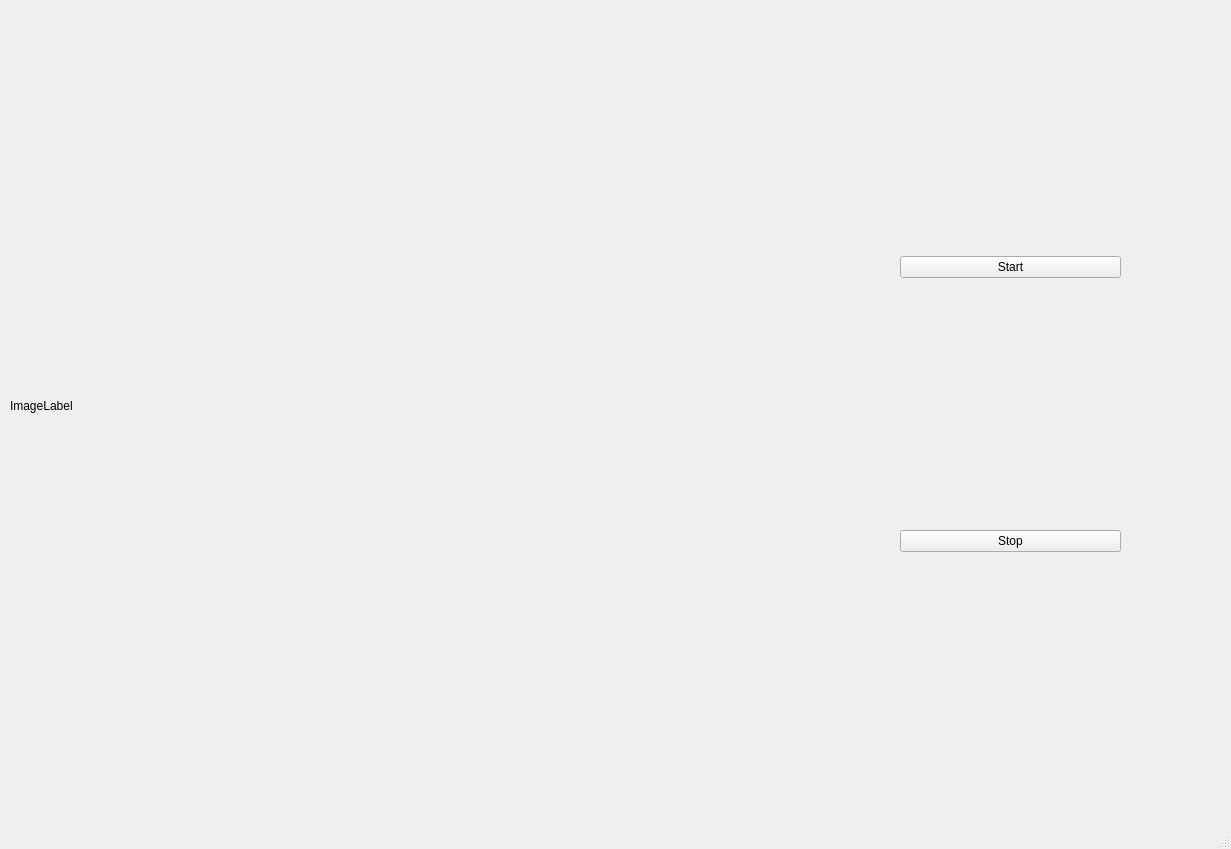
First picture: the form in ui/qtcart.ui, repository Marco-ardu/DetectScraw, before the edit.
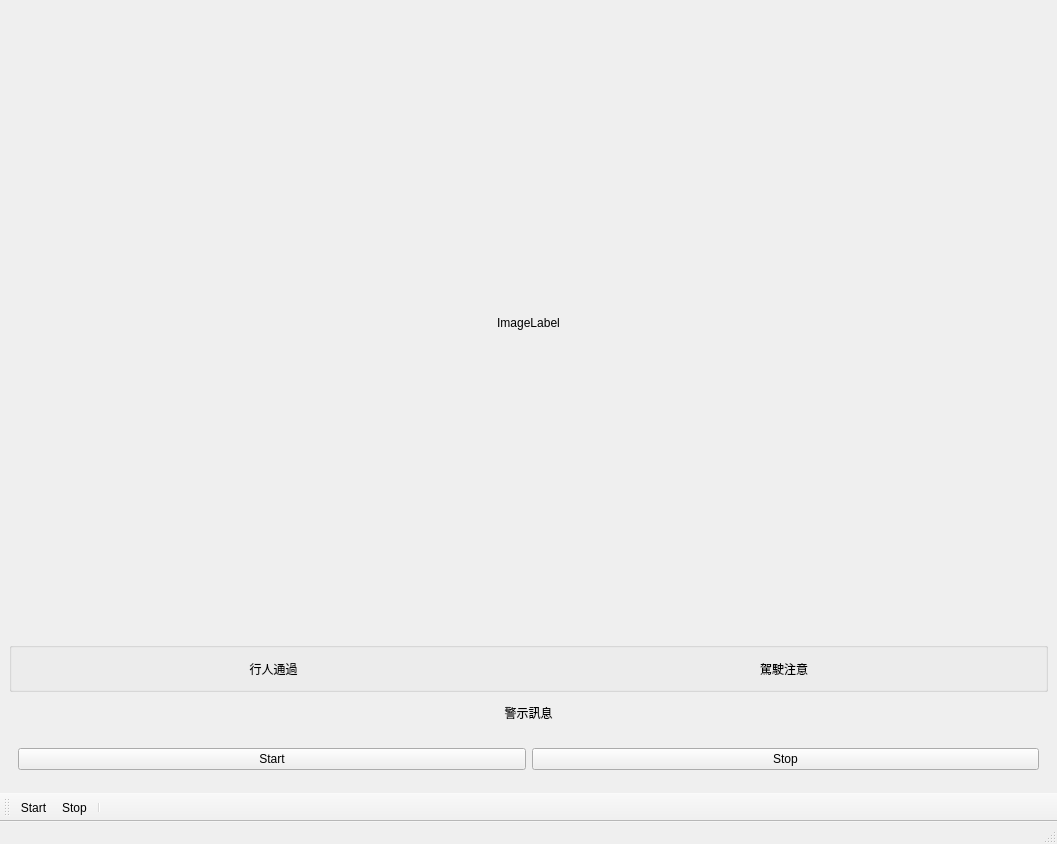
Second picture: the form after the edit. Icons and pictures are not drawn.

Diff of the .ui file:
```diff
--- a/ui/qtcart.ui
+++ b/ui/qtcart.ui
@@ -6,43 +6,90 @@
    <rect>
     <x>0</x>
     <y>0</y>
-    <width>1231</width>
-    <height>849</height>
+    <width>1057</width>
+    <height>844</height>
    </rect>
   </property>
   <property name="windowTitle">
    <string>MainWindow</string>
   </property>
   <widget class="QWidget" name="centralwidget">
-   <widget class="QWidget" name="horizontalLayoutWidget">
-    <property name="geometry">
-     <rect>
-      <x>10</x>
-      <y>10</y>
-      <width>881</width>
-      <height>791</height>
-     </rect>
-    </property>
-    <layout class="QHBoxLayout" name="horizontalLayout">
+   <layout class="QGridLayout" name="gridLayout">
+    <item row="0" column="0">
+     <layout class="QVBoxLayout" name="verticalLayout">
      <item>
       <widget class="QLabel" name="ImageLabel">
+        <property name="sizePolicy">
+         <sizepolicy hsizetype="Preferred" vsizetype="Preferred">
+          <horstretch>0</horstretch>
+          <verstretch>0</verstretch>
+         </sizepolicy>
+        </property>
        <property name="text">
         <string>ImageLabel</string>
        </property>
+        <property name="alignment">
+         <set>Qt::AlignCenter</set>
+        </property>
+       </widget>
+      </item>
+      <item>
+       <widget class="QGroupBox" name="horizontalGroupBox">
+        <property name="maximumSize">
+         <size>
+          <width>16777215</width>
+          <height>50</height>
+         </size>
+        </property>
+        <layout class="QHBoxLayout" name="horizontalLayout_2">
+         <item>
+          <widget class="QLabel" name="LabelPedestrian">
+           <property name="text">
+            <string>行人通過</string>
+           </property>
+           <property name="alignment">
+            <set>Qt::AlignCenter</set>
+           </property>
+          </widget>
+         </item>
+         <item>
+          <widget class="QLabel" name="LabelDriver">
+           <property name="text">
+            <string>駕駛注意</string>
+           </property>
+           <property name="alignment">
+            <set>Qt::AlignCenter</set>
+           </property>
       </widget>
      </item>
     </layout>
    </widget>
-   <widget class="QWidget" name="verticalLayoutWidget">
-    <property name="geometry">
-     <rect>
-      <x>900</x>
-      <y>10</y>
-      <width>221</width>
-      <height>789</height>
-     </rect>
-    </property>
-    <layout class="QVBoxLayout" name="verticalLayout">
+      </item>
+      <item>
+       <widget class="QLabel" name="labelMessage">
+        <property name="maximumSize">
+         <size>
+          <width>16777215</width>
+          <height>30</height>
+         </size>
+        </property>
+        <property name="text">
+         <string>警示訊息</string>
+        </property>
+        <property name="alignment">
+         <set>Qt::AlignCenter</set>
+        </property>
+       </widget>
+      </item>
+      <item>
+       <widget class="QWidget" name="horizontalWidget" native="true">
+        <property name="maximumSize">
+         <size>
+          <width>16777215</width>
+          <height>50</height>
+         </size>
+        </property>
+        <layout class="QHBoxLayout" name="horizontalLayout">
      <item>
       <widget class="QPushButton" name="btnStart">
        <property name="text">
@@ -59,6 +106,10 @@
      </item>
     </layout>
    </widget>
+      </item>
+     </layout>
+    </item>
+   </layout>
   </widget>
   <widget class="QMenuBar" name="menubar">
    <property name="geometry">
@@ -71,6 +122,44 @@
    </property>
   </widget>
   <widget class="QStatusBar" name="statusbar"/>
+  <widget class="QToolBar" name="toolBar">
+   <property name="windowTitle">
+    <string>toolBar</string>
+   </property>
+   <attribute name="toolBarArea">
+    <enum>BottomToolBarArea</enum>
+   </attribute>
+   <attribute name="toolBarBreak">
+    <bool>false</bool>
+   </attribute>
+   <addaction name="actionStart"/>
+   <addaction name="actionStop"/>
+   <addaction name="separator"/>
+  </widget>
+  <action name="actionStart">
+   <property name="icon">
+    <iconset>
+     <normaloff>../test_img/icons8-play-64.png</normaloff>../test_img/icons8-play-64.png</iconset>
+   </property>
+   <property name="text">
+    <string>Start</string>
+   </property>
+   <property name="toolTip">
+    <string>&lt;html&gt;&lt;head/&gt;&lt;body&gt;&lt;p&gt;starrrrt&lt;/p&gt;&lt;/body&gt;&lt;/html&gt;</string>
+   </property>
+  </action>
+  <action name="actionStop">
+   <property name="icon">
+    <iconset>
+     <normaloff>../test_img/icons8-stop-48.png</normaloff>../test_img/icons8-stop-48.png</iconset>
+   </property>
+   <property name="text">
+    <string>Stop</string>
+   </property>
+   <property name="toolTip">
+    <string>&lt;html&gt;&lt;head/&gt;&lt;body&gt;&lt;p&gt;stooop&lt;/p&gt;&lt;/body&gt;&lt;/html&gt;</string>
+   </property>
+  </action>
  </widget>
  <resources/>
  <connections/>
```
Left out of the diff: 2 changed lines with no effect on the pictures. Lines whose indentation alone changed are shown as unchanged.
